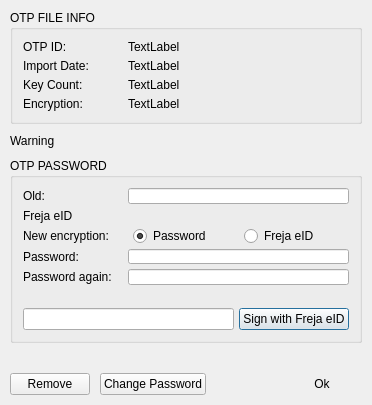
The window that BlockSettleUILib/OTPFileInfoDialog.ui (BlockSettle/terminal) describes before a commit, drawn with Qt 5.
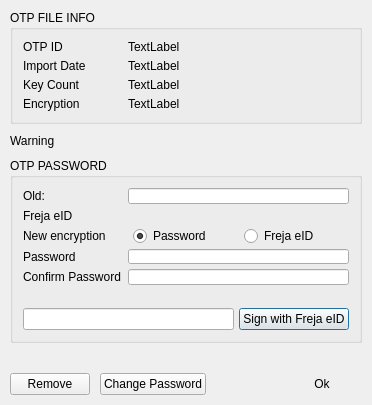
The same window after the commit. Icons and pictures are not drawn.

```diff
--- a/BlockSettleUILib/OTPFileInfoDialog.ui
+++ b/BlockSettleUILib/OTPFileInfoDialog.ui
@@ -135,7 +135,7 @@
                </size>
               </property>
               <property name="text">
-               <string>OTP ID:</string>
+               <string>OTP ID</string>
               </property>
              </widget>
             </item>
@@ -191,7 +191,7 @@
                </size>
               </property>
               <property name="text">
-               <string>Import Date:</string>
+               <string>Import Date</string>
               </property>
               <property name="alignment">
                <set>Qt::AlignLeading|Qt::AlignLeft|Qt::AlignVCenter</set>
@@ -250,7 +250,7 @@
                </size>
               </property>
               <property name="text">
-               <string>Key Count:</string>
+               <string>Key Count</string>
               </property>
               <property name="alignment">
                <set>Qt::AlignLeading|Qt::AlignLeft|Qt::AlignVCenter</set>
@@ -309,7 +309,7 @@
                </size>
               </property>
               <property name="text">
-               <string>Encryption:</string>
+               <string>Encryption</string>
               </property>
              </widget>
             </item>
@@ -462,7 +462,7 @@
                <item>
                 <widget class="QLabel" name="label_5">
                  <property name="text">
-                  <string>New encryption:</string>
+                  <string>New encryption</string>
                  </property>
                 </widget>
                </item>
@@ -519,7 +519,7 @@
                   </size>
                  </property>
                  <property name="text">
-                  <string>Password:</string>
+                  <string>Password</string>
                  </property>
                 </widget>
                </item>
@@ -566,7 +566,7 @@
                   </size>
                  </property>
                  <property name="text">
-                  <string>Password again:</string>
+                  <string>Confirm Password</string>
                  </property>
                 </widget>
                </item>
```
